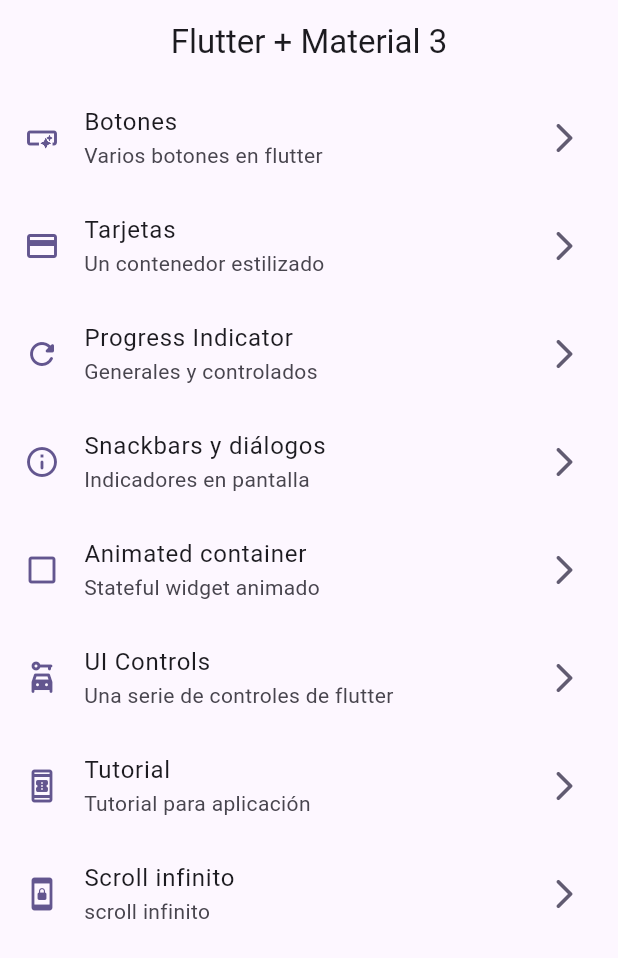
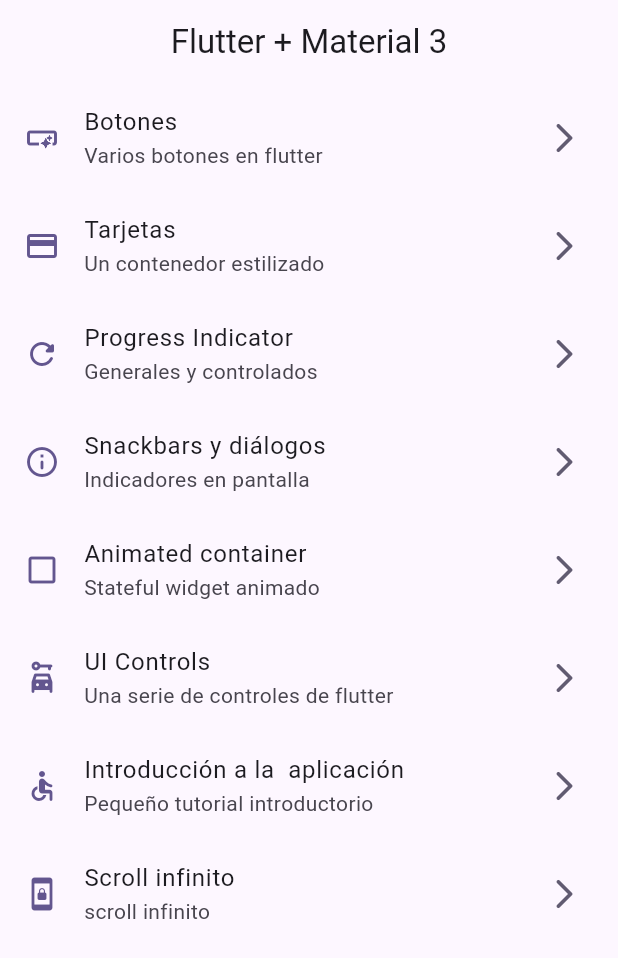
Before and after one commit to jbetancurmejia/flutter_widgets, a Flutter app: the screen it shows after launch, on a phone screen of 412 x 824 dp. Shown: the top 958 px of the screen. Run offline on Flutter 3.47's test engine with Material 3 defaults, Android fonts, the phone set to English and light mode, and no system bars; our stand-ins replace go_router.

Commit message:
tutorial screeen added

```diff
--- a/lib/config/menu/menu_items.dart
+++ b/lib/config/menu/menu_items.dart
@@ -45,10 +45,10 @@ const appMenuItems = <MenuItem>[
       link: '/UIcontrols',
       icon: Icons.car_rental_rounded),
   MenuItem(
-      title: 'Tutorial',
-      subTitle: 'Tutorial para aplicación',
-      link: '/animated',
-      icon: Icons.book_online_outlined),
+      title: 'Introducción a la  aplicación',
+      subTitle: 'Pequeño tutorial introductorio',
+      link: '/tutorial',
+      icon: Icons.accessible_rounded),
   MenuItem(
       title: 'Scroll infinito',
       subTitle: 'scroll infinito',
--- a/lib/config/router/app_router.dart
+++ b/lib/config/router/app_router.dart
@@ -41,5 +41,11 @@ final appRouter = GoRouter(
       builder: (context, state) => const UIControlsScreen(),
     ),
 
+    GoRoute(
+      path: '/tutorial',
+      name: AppTutorialScreen.name,
+      builder: (context, state) => const AppTutorialScreen(),
+    ),
+
   ],
 );
--- a/lib/presentation/screens/app_tutorial/app_tutorial_screen.dart
+++ b/lib/presentation/screens/app_tutorial/app_tutorial_screen.dart
@@ -8,7 +8,7 @@ class AppTutorialScreen extends StatelessWidget {
   @override
   Widget build(BuildContext context) {
     return Scaffold(
-      appBar: AppBar(title: const Text('Animaciones')),
+      appBar: AppBar(title: const Text('Tutorial')),
       body: const Placeholder(),
     );
   }
--- a/pubspec.yaml
+++ b/pubspec.yaml
@@ -18,3 +18,6 @@ dev_dependencies:
 
 flutter:
   uses-material-design: true
+
+assets:
+ - assets/images/
```
